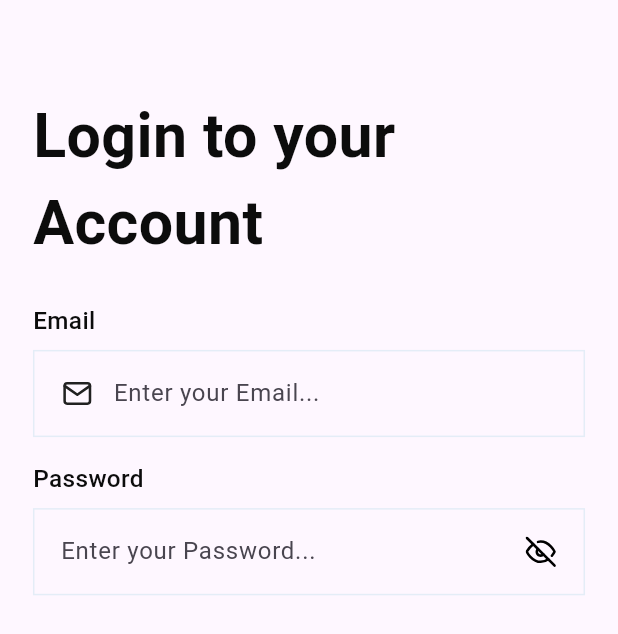
After one commit to taskinnasif144/joura_pothole, a Flutter app: the SignInScreen screen opened by its route, on a phone screen of 412 x 824 dp. The commit adds this screen. Shown: the top 634 px of the screen. Run offline on Flutter 3.47's test engine with Material 3 defaults, Android fonts, the phone set to English and light mode, and no system bars; our stand-ins replace dots_indicator, flutter_screenutil, flutter_svg, get, google_fonts.

Commit message:
add: implement sign-in screen, input validation, and eye icon assets

```diff
--- a/lib/core/constants/svg_icons.dart
+++ b/lib/core/constants/svg_icons.dart
@@ -6,6 +6,7 @@ class SvgIcons {
   static const String congratIcon = 'assets/svg_icons/congration icon.svg';
   static const String edit = 'assets/svg_icons/edit.svg';
   static const String eyeLine = 'assets/svg_icons/eye-line.svg';
+  static const String eyeLineClosed = 'assets/svg_icons/eye-line-close.svg';
   static const String facebook = 'assets/svg_icons/Facebook.svg';
   static const String frame5755 = 'assets/svg_icons/Frame 5755.svg';
   static const String frame1 = 'assets/svg_icons/Frame-1.svg';
--- a/lib/core/helpers/app_routes.dart
+++ b/lib/core/helpers/app_routes.dart
@@ -1,5 +1,6 @@
 import 'package:get/get.dart';
 import 'package:joura_pothole/view/auth/on_boarding_screen.dart';
+import 'package:joura_pothole/view/auth/sign_in_screen.dart';
 import 'package:joura_pothole/view/auth/splash_screen.dart';
 
 class AppRoutes {
@@ -8,11 +9,13 @@ class AppRoutes {
   // Auth Routes
   static String splashScreen = '/splash_screen';
   static String onBoarding = '/on_boarding';
+  static String signIn = '/sign_in';
 
   // =================>>>>>>>>>> route <<<<<<<<<<<<<=================
   static List<GetPage> pages = [
     // AuthRoutes
     GetPage(name: splashScreen, page: () => const SplashScreen()),
     GetPage(name: onBoarding, page: () => OnBoardingScreen()),
+    GetPage(name: signIn, page: () => SignInScreen()),
   ];
 }
--- /dev/null
+++ b/lib/core/helpers/input_validators.dart
@@ -0,0 +1,7 @@
+class InputValidators {
+  static final emailRegex = RegExp(
+    r'^[a-zA-Z0-9._%+-]+@[a-zA-Z0-9.-]+\.[a-zA-Z]{2,}$',
+  );
+
+  static bool isValidEmail(String input) => emailRegex.hasMatch(input);
+}
--- a/lib/view/auth/on_boarding_screen.dart
+++ b/lib/view/auth/on_boarding_screen.dart
@@ -6,6 +6,7 @@ import 'package:joura_pothole/controller/auth_controller.dart';
 import 'package:joura_pothole/core/components/custom_button.dart';
 import 'package:joura_pothole/core/constants/app_fonts.dart';
 import 'package:joura_pothole/core/constants/auth_assets.dart';
+import 'package:joura_pothole/core/helpers/app_routes.dart';
 
 class OnBoardingScreen extends StatelessWidget {
   OnBoardingScreen({super.key});
@@ -76,6 +77,8 @@ class OnBoardingScreen extends StatelessWidget {
                             duration: Duration(milliseconds: 300),
                             curve: Curves.ease,
                           );
+                        } else {
+                          Get.offAllNamed(AppRoutes.signIn);
                         }
                       },
                     ),
--- /dev/null
+++ b/lib/view/auth/sign_in_screen.dart
@@ -0,0 +1,43 @@
+import 'package:flutter/material.dart';
+import 'package:flutter_screenutil/flutter_screenutil.dart';
+import 'package:get/get.dart';
+import 'package:joura_pothole/core/components/custom_input_field.dart';
+import 'package:joura_pothole/core/constants/app_fonts.dart';
+import 'package:joura_pothole/core/constants/svg_icons.dart';
+
+class SignInScreen extends StatelessWidget {
+  const SignInScreen({super.key});
+
+  @override
+  Widget build(BuildContext context) {
+    return SafeArea(
+      child: Scaffold(
+        body: Padding(
+          padding: EdgeInsets.symmetric(horizontal: 20.w),
+
+          child: Center(
+            child: SizedBox(
+              height: Get.height * 0.85,
+              child: SingleChildScrollView(
+                child: Column(
+                  crossAxisAlignment: CrossAxisAlignment.start,
+                  children: [
+                    Text("Login to your Account", style: AppFonts.titleLarge),
+                    SizedBox(height: 24.h),
+                    CustomInputField(
+                      title: "Email",
+                      isEmail: true,
+                      prefixIcon: SvgIcons.mail,
+                    ),
+                    SizedBox(height: 16.h),
+                    CustomInputField(isPassword: true, title: "Password"),
+                  ],
+                ),
+              ),
+            ),
+          ),
+        ),
+      ),
+    );
+  }
+}
--- a/pubspec.yaml
+++ b/pubspec.yaml
@@ -13,6 +13,7 @@ dependencies:
   flutter_screenutil: ^5.9.3
   google_fonts: ^6.2.1
   dots_indicator: ^4.0.1
+  flutter_svg: ^2.0.17
 
 dev_dependencies:
   flutter_test:
@@ -25,3 +26,4 @@ flutter:
 
   assets:
     - assets/auth/
+    - assets/svg_icons/
```
Also changed, not shown: assets/svg_icons/eye-line-close.svg (added), pubspec.lock.
